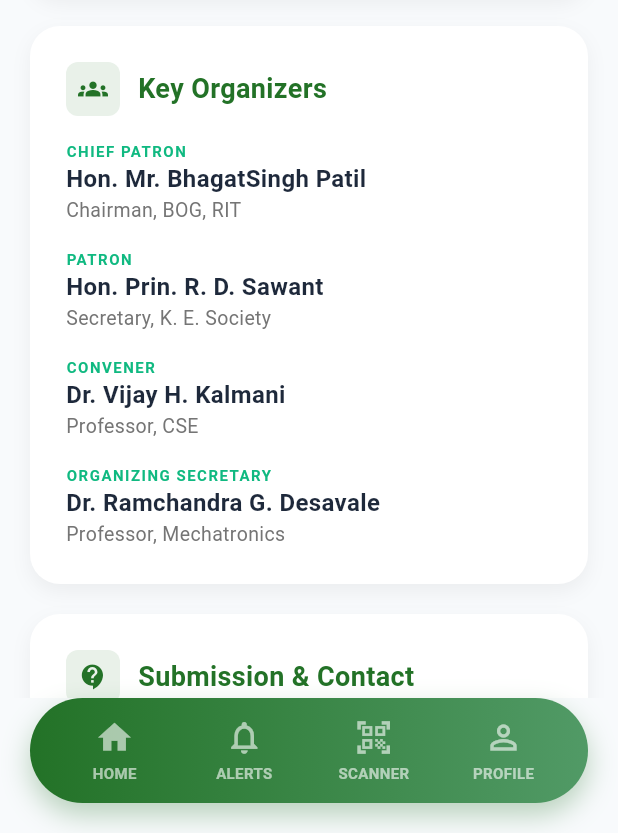
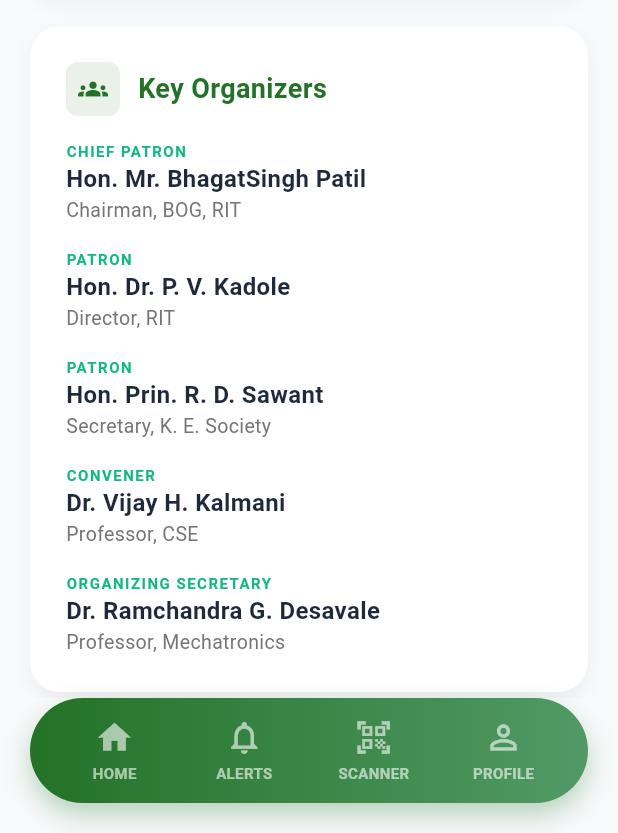
Before and after one commit to OystersKode/ConferenceApp, a Flutter app: the EventDetailsScreen screen opened by its route, scrolled down 1728 dp, on a phone screen of 412 x 824 dp, the part 403-1236 px from its top. Run offline on Flutter 3.47's test engine with Material 3 defaults, Android fonts, the phone set to English and light mode, and no system bars; our stand-ins replace cached_network_image, cloud_firestore, firebase_auth, firebase_core, go_router, image_picker and 1 more; missing offline and left inert: cloudinary_public; accounts and stored records are empty.

Commit message:
New updated all

```diff
--- a/lib/screens/auth/signup_screen.dart
+++ b/lib/screens/auth/signup_screen.dart
@@ -38,7 +38,7 @@
 
   final List<String> _delegateTypes = [
     'Industry delegate',
-    'Invited deligate',
+    'Invited delegate',
     'PG/PhD scholar',
   ];
 
--- a/lib/screens/event_details/event_details_screen.dart
+++ b/lib/screens/event_details/event_details_screen.dart
@@ -413,6 +413,7 @@
           _buildCardHeader(Icons.groups, 'Key Organizers'),
           const SizedBox(height: 16),
           _buildOrganizerItem('Chief Patron', 'Hon. Mr. BhagatSingh Patil', 'Chairman, BOG, RIT'),
+          _buildOrganizerItem('Patron', 'Hon. Dr. P. V. Kadole', 'Director, RIT'),
           _buildOrganizerItem('Patron', 'Hon. Prin. R. D. Sawant', 'Secretary, K. E. Society'),
           _buildOrganizerItem('Convener', 'Dr. Vijay H. Kalmani', 'Professor, CSE'),
           _buildOrganizerItem('Organizing Secretary', 'Dr. Ramchandra G. Desavale', 'Professor, Mechatronics', isLast: true),
```
Also changed, not shown: 1 other file.
